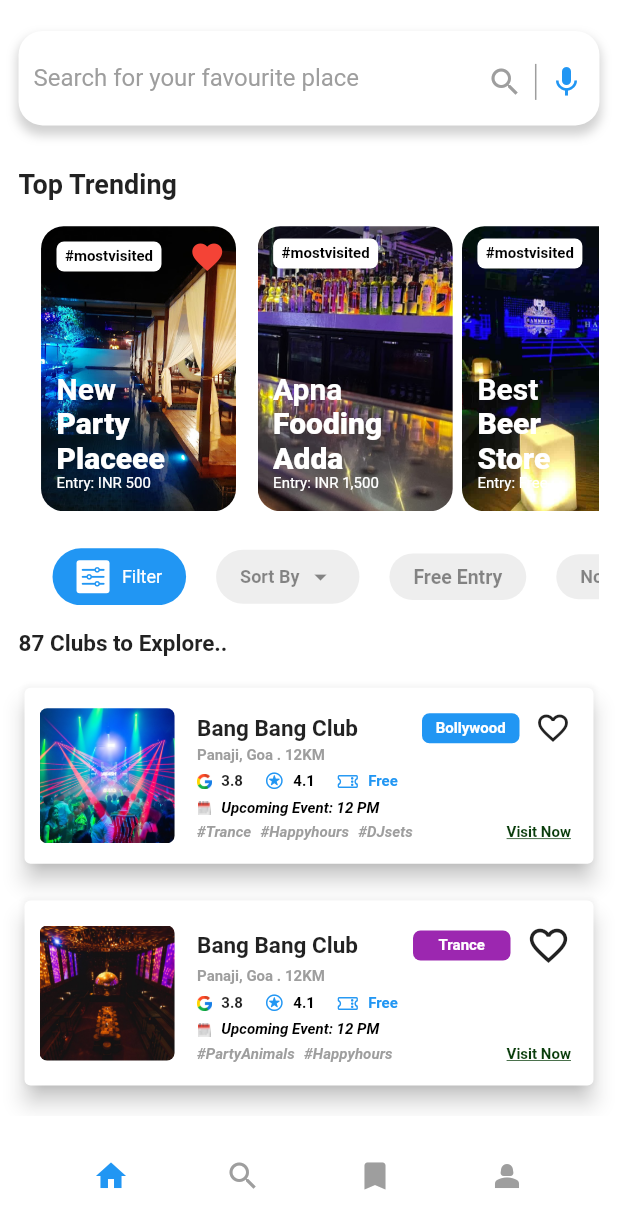
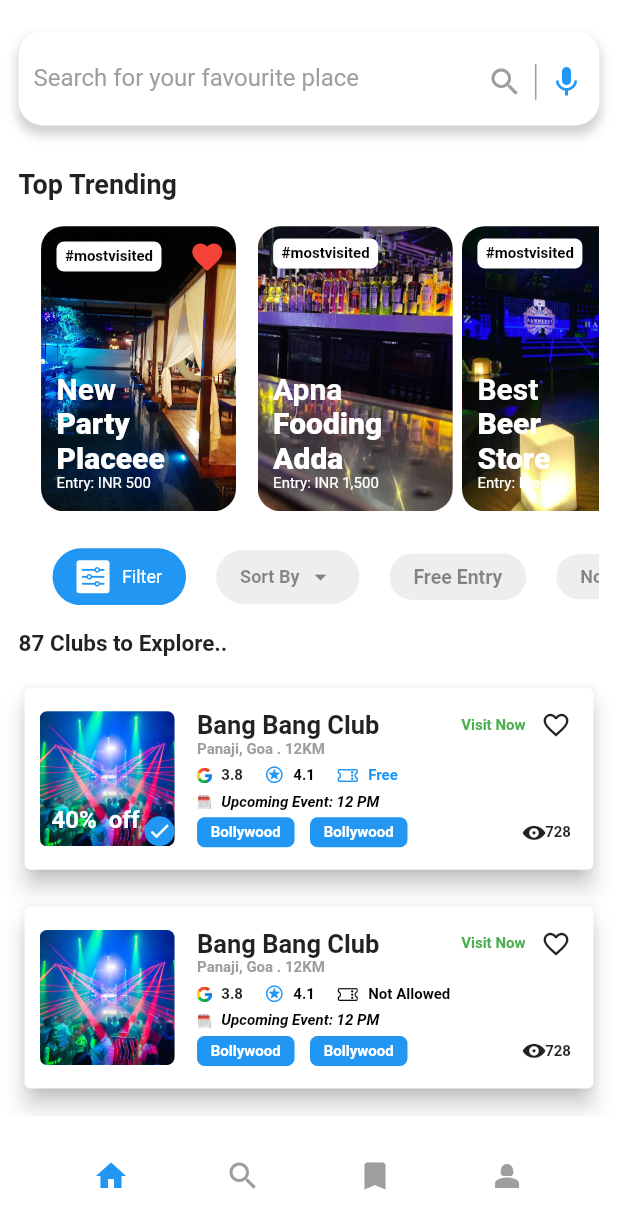
Before and after one commit to Abhinav0915/Goaviralnewz, a Flutter app: the ClubsPage screen opened by its route, on a phone screen of 412 x 824 dp. Shown: the top 1229 px of the screen. Run offline on Flutter 3.47's test engine with Material 2 defaults, Android fonts, the light colour scheme and no system bars; our stand-ins replace animated_notch_bottom_bar, carousel_slider, cloud_firestore, dotted_border, firebase_auth, firebase_core and 3 more; accounts and stored records are empty.

Commit message:
Updated Club page

```diff
--- a/lib/features/navigation/screens/Clubs/ClubsPage.dart
+++ b/lib/features/navigation/screens/Clubs/ClubsPage.dart
@@ -70,7 +70,7 @@ class _ClubsPageState extends State<ClubsPage> {
                   });
                   Navigator.push(
                     context,
-                    MaterialPageRoute(builder: (context) =>  SearchPage()),
+                    MaterialPageRoute(builder: (context) => SearchPage()),
                   );
                 },
                 icon: const Icon(Icons.search),
@@ -662,7 +662,9 @@ class _ClubsPageState extends State<ClubsPage> {
                       Padding(
                         padding: const EdgeInsets.only(
                             left: 10, bottom: 10, top: 10),
-                        child: Container(
+                        child: Stack(
+                          children: [
+                            Container(
                               width: 90,
                               height: 90,
                               decoration: BoxDecoration(
@@ -672,6 +674,39 @@ class _ClubsPageState extends State<ClubsPage> {
                                   fit: BoxFit.cover,
                                 ),
                               ),
+                            ),
+                            Positioned(
+                              bottom: 0,
+                              right: 0,
+                              child: Container(
+                                padding: const EdgeInsets.all(2),
+                                decoration: BoxDecoration(
+                                  color: Colors.blue,
+                                  shape: BoxShape.circle,
+                                ),
+                                child: Icon(
+                                  Icons.check,
+                                  color: Colors.white,
+                                  size: 16,
+                                ),
+                              ),
+                            ),
+                            Positioned(
+                              bottom: 0,
+                              left: 0,
+                              child: Container(
+                                padding: const EdgeInsets.all(8),
+                                child: Text(
+                                  '40%  off',
+                                  style: TextStyle(
+                                    color: Colors.white,
+                                    fontSize: 16,
+                                    fontWeight: FontWeight.bold,
+                                  ),
+                                ),
+                              ),
+                            ),
+                          ],
                         ),
                       ),
                       Expanded(
@@ -720,27 +755,19 @@ class _ClubsPageState extends State<ClubsPage> {
                                     child: const Text(
                                       "Bang Bang Club",
                                       style: TextStyle(
-                                        fontSize: 15,
+                                        fontSize: 17,
                                         fontWeight: FontWeight.bold,
                                       ),
                                     ),
                                   ),
                                   Row(
                                     children: [
-                                      Container(
-                                        height: 20,
-                                        width: 65,
-                                        decoration: BoxDecoration(
-                                          borderRadius:
-                                              BorderRadius.circular(5),
-                                          color: Colors.blue,
-                                        ),
-                                        child: const Center(
-                                          child: Text("Bollywood",
+                                      const Text(
+                                        "Visit Now",
                                         style: TextStyle(
                                           fontSize: 10,
-                                                  color: Colors.white,
-                                                  fontWeight: FontWeight.bold)),
+                                          color: Colors.green,
+                                          fontWeight: FontWeight.bold,
                                         ),
                                       ),
                                       SizedBox(width: width * 0.025),
@@ -751,6 +778,7 @@ class _ClubsPageState extends State<ClubsPage> {
                                           });
                                         },
                                         child: Icon(
+                                          size: 20,
                                           isFavorite
                                               ? Icons.favorite
                                               : Icons.favorite_border,
@@ -835,45 +863,50 @@ class _ClubsPageState extends State<ClubsPage> {
                                 children: [
                                   Row(
                                     children: [
-                                      const Text(
-                                        "#Trance",
+                                      Container(
+                                        height: 20,
+                                        width: 65,
+                                        decoration: BoxDecoration(
+                                          borderRadius:
+                                              BorderRadius.circular(5),
+                                          color: Colors.blue,
+                                        ),
+                                        child: const Center(
+                                          child: Text("Bollywood",
                                               style: TextStyle(
-                                          color: Colors.grey,
-                                          fontStyle: FontStyle.italic,
                                                   fontSize: 10,
-                                          fontWeight: FontWeight.bold,
+                                                  color: Colors.white,
+                                                  fontWeight: FontWeight.bold)),
                                         ),
                                       ),
-                                      SizedBox(width: width * 0.015),
-                                      const Text(
-                                        "#Happyhours",
+                                      SizedBox(width: width * 0.025),
+                                      Container(
+                                        height: 20,
+                                        width: 65,
+                                        decoration: BoxDecoration(
+                                          borderRadius:
+                                              BorderRadius.circular(5),
+                                          color: Colors.blue,
+                                        ),
+                                        child: const Center(
+                                          child: Text("Bollywood",
                                               style: TextStyle(
-                                          color: Colors.grey,
-                                          fontStyle: FontStyle.italic,
                                                   fontSize: 10,
-                                          fontWeight: FontWeight.bold,
-                                        ),
-                                      ),
-                                      SizedBox(width: width * 0.015),
-                                      const Text(
-                                        "#DJsets",
-                                        style: TextStyle(
-                                          color: Colors.grey,
-                                          fontStyle: FontStyle.italic,
-                                          fontSize: 10,
-                                          fontWeight: FontWeight.bold,
+                                                  color: Colors.white,
+                                                  fontWeight: FontWeight.bold)),
                                         ),
                                       ),
                                     ],
                                   ),
-                                  const Row(
+                                  Row(
                                     children: [
+                                      Icon(
+                                        CupertinoIcons.eye_fill,
+                                        size: 15,
+                                      ),
                                       Text(
-                                        "Visit Now",
+                                        "728",
                                         style: TextStyle(
-                                          color:
-                                              Color.fromARGB(255, 10, 61, 12),
-                                          decoration: TextDecoration.underline,
                                           fontSize: 10,
                                           fontWeight: FontWeight.bold,
                                         ),
@@ -897,16 +930,51 @@ class _ClubsPageState extends State<ClubsPage> {
                       Padding(
                         padding: const EdgeInsets.only(
                             left: 10, bottom: 10, top: 10),
-                        child: Container(
+                        child: Stack(
+                          children: [
+                            Container(
                               width: 90,
                               height: 90,
                               decoration: BoxDecoration(
                                 borderRadius: BorderRadius.circular(5),
                                 image: const DecorationImage(
-                              image: AssetImage("assets/images/card2.jpg"),
+                                  image: AssetImage("assets/images/card1.jpg"),
                                   fit: BoxFit.cover,
                                 ),
                               ),
+                            ),
+                            // Positioned(
+                            //   bottom: 0,
+                            //   right: 0,
+                            //   child: Container(
+                            //     padding: const EdgeInsets.all(2),
+                            //     decoration: BoxDecoration(
+                            //       color: Colors.blue,
+                            //       shape: BoxShape.circle,
+                            //     ),
+                            //     child: Icon(
+                            //       Icons.check,
+                            //       color: Colors.white,
+                            //       size: 16,
+                            //     ),
+                            //   ),
+                            // ),
+                            // Positioned(
+                            //   bottom: 0,
+                            //   left: 0,
+                            //   child: Container(
+                            //     padding: const EdgeInsets.all(8),
+                            //     child: Text(
+                            //       '40%  off',
+                            //       style: TextStyle(
+                            //         color: Colors.white,
+                            //         fontSize: 16,
+                            //         fontWeight: FontWeight.bold,
+                            //       ),
+                            //     ),
+                            //   ),
+                            // ),
+                          ],
                         ),
                       ),
                       Expanded(
@@ -955,33 +1023,35 @@ class _ClubsPageState extends State<ClubsPage> {
                                     child: const Text(
                                       "Bang Bang Club",
                                       style: TextStyle(
-                                        fontSize: 15,
+                                        fontSize: 17,
                                         fontWeight: FontWeight.bold,
                                       ),
                                     ),
                                   ),
                                   Row(
                                     children: [
-                                      Container(
-                                        height: 20,
-                                        width: 65,
-                                        decoration: BoxDecoration(
-                                          borderRadius:
-                                              BorderRadius.circular(5),
-                                          color: Colors.purple,
-                                        ),
-                                        child: const Center(
-                                          child: Text("Trance",
+                                      const Text(
+                                        "Visit Now",
                                         style: TextStyle(
                                           fontSize: 10,
-                                                  color: Colors.white,
-                                                  fontWeight: FontWeight.bold)),
+                                          color: Colors.green,
+                                          fontWeight: FontWeight.bold,
                                         ),
                                       ),
                                       SizedBox(width: width * 0.025),
-                                      const Icon(
-                                        Icons.favorite_border,
-                                        size: 30,
+                                      GestureDetector(
+                                        onTap: () {
+                                          setState(() {
+                                            isFavorite = !isFavorite;
+                                          });
+                                        },
+                                        child: Icon(
+                                          size: 20,
+                                          isFavorite
+                                              ? Icons.favorite
+                                              : Icons.favorite_border,
+                                          color: isFavorite ? Colors.red : null,
+                                        ),
                                       ),
                                     ],
                                   ),
@@ -1027,15 +1097,15 @@ class _ClubsPageState extends State<ClubsPage> {
                                 SizedBox(width: width * 0.035),
                                 const Icon(
                                   CupertinoIcons.ticket,
-                                  color: Colors.blue,
+                                  color: Colors.black,
                                   size: 15,
                                 ),
                                 SizedBox(width: width * 0.015),
                                 const Text(
-                                  "Free",
+                                  "Not Allowed",
                                   style: TextStyle(
                                       fontSize: 10,
-                                      color: Colors.blue,
+                                      color: Colors.black,
                                       fontWeight: FontWeight.bold),
                                 ),
                               ]),
@@ -1061,35 +1131,50 @@ class _ClubsPageState extends State<ClubsPage> {
                                 children: [
                                   Row(
                                     children: [
-                                      const Text(
-                                        "#PartyAnimals",
+                                      Container(
+                                        height: 20,
+                                        width: 65,
+                                        decoration: BoxDecoration(
+                                          borderRadius:
+                                              BorderRadius.circular(5),
+                                          color: Colors.blue,
+                                        ),
+                                        child: const Center(
+                                          child: Text("Bollywood",
                                               style: TextStyle(
-                                          color: Colors.grey,
-                                          fontStyle: FontStyle.italic,
                                                   fontSize: 10,
-                                          fontWeight: FontWeight.bold,
+                                                  color: Colors.white,
+                                                  fontWeight: FontWeight.bold)),
                                         ),
                                       ),
-                                      SizedBox(width: width * 0.015),
-                                      const Text(
-                                        "#Happyhours",
+                                      SizedBox(width: width * 0.025),
+                                      Container(
+                                        height: 20,
+                                        width: 65,
+                                        decoration: BoxDecoration(
+                                          borderRadius:
+                                              BorderRadius.circular(5),
+                                          color: Colors.blue,
+                                        ),
+                                        child: const Center(
+                                          child: Text("Bollywood",
                                               style: TextStyle(
-                                          color: Colors.grey,
-                                          fontStyle: FontStyle.italic,
                                                   fontSize: 10,
-                                          fontWeight: FontWeight.bold,
+                                                  color: Colors.white,
+                                                  fontWeight: FontWeight.bold)),
                                         ),
                                       ),
                                     ],
                                   ),
-                                  const Row(
+                                  Row(
                                     children: [
+                                      Icon(
+                                        CupertinoIcons.eye_fill,
+                                        size: 15,
+                                      ),
                                       Text(
-                                        "Visit Now",
+                                        "728",
                                         style: TextStyle(
-                                          color:
-                                              Color.fromARGB(255, 10, 61, 12),
-                                          decoration: TextDecoration.underline,
                                           fontSize: 10,
                                           fontWeight: FontWeight.bold,
                                         ),
```
Lines whose indentation alone changed are shown as unchanged.
